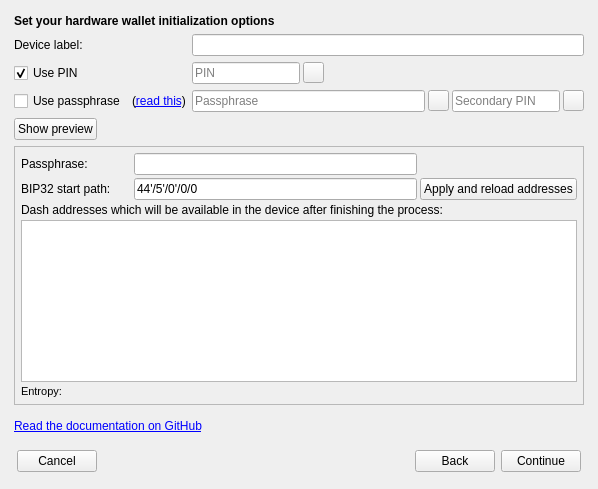
This is src/ui/ui_initialize_hw_dlg.ui in absolute-community/absolute-masternode-tool as Qt 5 draws it before an edit. The edited form follows.
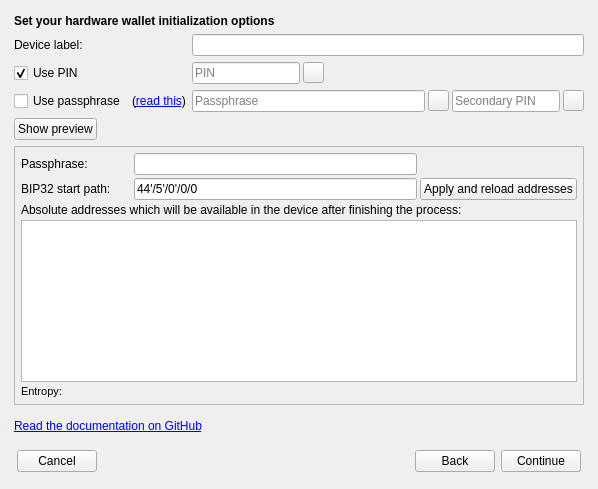
This is the edited form. The open tabs and pages were chosen to show the change.

```diff
--- a/src/ui/ui_initialize_hw_dlg.ui
+++ b/src/ui/ui_initialize_hw_dlg.ui
@@ -861,7 +861,7 @@
              <item>
               <widget class="QLabel" name="label_5">
                <property name="text">
-                <string>Dash addresses which will be available in the device after finishing the process:</string>
+                <string>Absolute addresses which will be available in the device after finishing the process:</string>
                </property>
                <property name="wordWrap">
                 <bool>true</bool>
```
Left out of the diff: 2 changed lines with no effect on the pictures.
